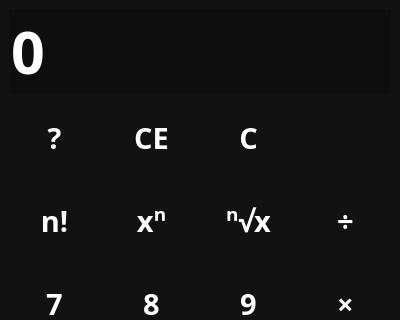
Before: the Qt Designer form src/ui/calc.ui in Hedgezi/jenna_calcutega, drawn with Qt 5; both pictures show x 0 to 400 and y 0 to 320 of the 400 by 600 pixel window.
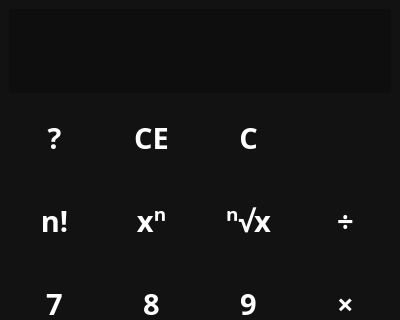
After: the same form once the commit is applied. Icons and pictures are not drawn.

Commit message: added some bindings to buttons

```diff
--- a/src/ui/calc.ui
+++ b/src/ui/calc.ui
@@ -83,7 +83,7 @@
        <locale language="English" country="UnitedStates"/>
       </property>
       <property name="text">
-       <string>0</string>
+       <string/>
       </property>
      </widget>
     </item>
```
The commit also changes 4 other files.
